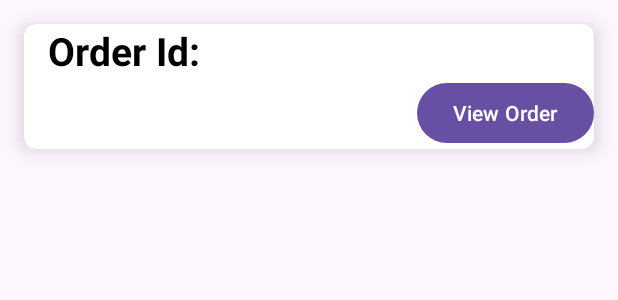
After one commit to QvQ12/b07FinalProject_Group9, an Android app: the layout notification_display.xml on its own in the app's theme, with its tools: preview values and no code run, on a phone screen of 412 x 824 dp. The commit adds this screen. Shown: the top 300 px of the screen. Run offline under Robolectric (Android 15) with nearby library versions, the phone set to English and light mode, and no system bars.

Commit message:
Notification

```diff
--- a/app/src/main/java/com/b07finalproject_group9/OrderModel.java
+++ b/app/src/main/java/com/b07finalproject_group9/OrderModel.java
@@ -46,7 +46,7 @@ public class OrderModel extends DatabaseModel{
 
     public CompletableFuture<ArrayList<String>> getOrderKeysFromStoreOwner(String username){
         DatabaseReference db = fdb.getReference("StoreOwner-UserList")
-                .child(username).child("cart");
+                .child(username).child("orders");
         CompletableFuture<ArrayList<String>> res = new CompletableFuture<>();
         db.addValueEventListener(new ValueEventListener() {
 
--- /dev/null
+++ b/app/src/main/res/layout/notification_display.xml
@@ -0,0 +1,58 @@
+<?xml version="1.0" encoding="utf-8"?>
+<androidx.cardview.widget.CardView xmlns:android="http://schemas.android.com/apk/res/android"
+    xmlns:app="http://schemas.android.com/apk/res-auto"
+    xmlns:tools="http://schemas.android.com/tools"
+    android:id="@+id/store_display"
+    android:layout_width="match_parent"
+    android:layout_height="wrap_content"
+    app:cardElevation="8dp"
+    app:cardCornerRadius="8dp"
+    app:cardBackgroundColor="@color/white"
+    android:layout_margin="16dp">
+
+    <LinearLayout
+        android:layout_width="match_parent"
+        android:layout_height="wrap_content"
+        android:layout_marginLeft="16dp"
+        android:orientation="vertical">
+
+        <LinearLayout
+            android:layout_width="match_parent"
+            android:layout_height="wrap_content"
+            android:gravity="center_vertical"
+            android:orientation="horizontal"
+            >
+
+            <TextView
+                android:id="@+id/notificationId"
+                android:layout_width="wrap_content"
+                android:layout_height="wrap_content"
+                android:text="Order Id:"
+                android:textColor="@color/black"
+                android:textSize="26sp"
+                android:textStyle="bold"/>
+
+
+        </LinearLayout>
+
+
+
+        <LinearLayout
+            android:layout_width="match_parent"
+            android:layout_height="wrap_content"
+            android:gravity="center_vertical"
+            android:orientation="horizontal"
+            >
+        </LinearLayout>
+        <Button
+            android:id="@+id/ViewOrderButton"
+            android:layout_width="wrap_content"
+            android:layout_height="wrap_content"
+            android:layout_gravity="right"
+            android:text="View Order" />
+
+    </LinearLayout>
+
+
+
+</androidx.cardview.widget.CardView>
```
Also changed, not shown: app/src/main/java/com/b07finalproject_group9/owner/ui/notifications/NotificationAdapter.java (added, +54 -0 lines), app/src/main/java/com/b07finalproject_group9/owner/ui/notifications/NotificationsFragment.java (+62 -15 lines), app/src/main/java/com/b07finalproject_group9/shopper/order/StatusPage.java (+0 -10 lines), app/src/main/res/layout/fragment_notifications.xml (+17 -10 lines).
